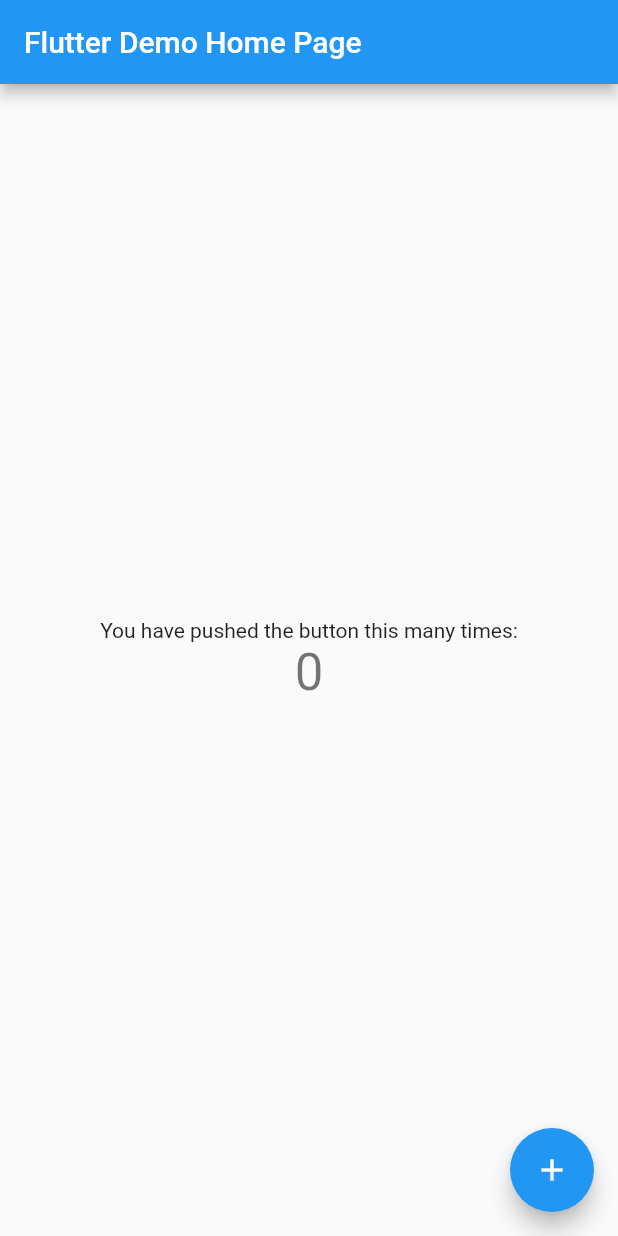
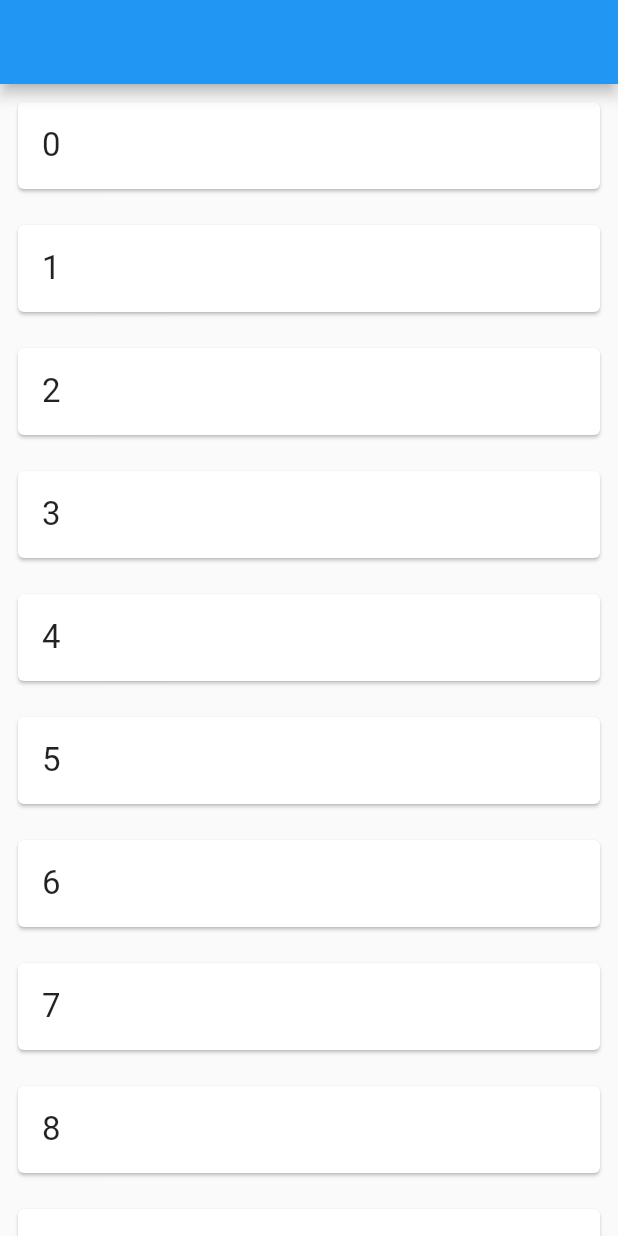
Before and after one commit to MillieNakiganda/flutter_masterdetail, a Flutter app: the screen it shows after launch, on a phone screen of 412 x 824 dp. Run offline on Flutter 3.47's test engine with Material 2 defaults, Android fonts, the phone set to English and light mode, and no system bars.

Commit message:
ch: mster detail page

```diff
--- a/flutter_masterdetail/lib/main.dart
+++ b/flutter_masterdetail/lib/main.dart
@@ -1,4 +1,6 @@
 import 'package:flutter/material.dart';
+
+import 'masterdetail.dart';
 
 void main() {
   runApp(const MyApp());
@@ -13,103 +15,9 @@
     return MaterialApp(
       title: 'Flutter Demo',
       theme: ThemeData(
-        // This is the theme of your application.
-        //
-        // Try running your application with "flutter run". You'll see the
-        // application has a blue toolbar. Then, without quitting the app, try
-        // changing the primarySwatch below to Colors.green and then invoke
-        // "hot reload" (press "r" in the console where you ran "flutter run",
-        // or simply save your changes to "hot reload" in a Flutter IDE).
-        // Notice that the counter didn't reset back to zero; the application
-        // is not restarted.
         primarySwatch: Colors.blue,
       ),
-      home: const MyHomePage(title: 'Flutter Demo Home Page'),
+      home: const MasterDetailPage(),
     );
   }
 }
-
-class MyHomePage extends StatefulWidget {
-  const MyHomePage({Key? key, required this.title}) : super(key: key);
-
-  // This widget is the home page of your application. It is stateful, meaning
-  // that it has a State object (defined below) that contains fields that affect
-  // how it looks.
-
-  // This class is the configuration for the state. It holds the values (in this
-  // case the title) provided by the parent (in this case the App widget) and
-  // used by the build method of the State. Fields in a Widget subclass are
-  // always marked "final".
-
-  final String title;
-
-  @override
-  State<MyHomePage> createState() => _MyHomePageState();
-}
-
-class _MyHomePageState extends State<MyHomePage> {
-  int _counter = 0;
-
-  void _incrementCounter() {
-    setState(() {
-      // This call to setState tells the Flutter framework that something has
-      // changed in this State, which causes it to rerun the build method below
-      // so that the display can reflect the updated values. If we changed
-      // _counter without calling setState(), then the build method would not be
-      // called again, and so nothing would appear to happen.
-      _counter++;
-    });
-  }
-
-  @override
-  Widget build(BuildContext context) {
-    // This method is rerun every time setState is called, for instance as done
-    // by the _incrementCounter method above.
-    //
-    // The Flutter framework has been optimized to make rerunning build methods
-    // fast, so that you can just rebuild anything that needs updating rather
-    // than having to individually change instances of widgets.
-    return Scaffold(
-      appBar: AppBar(
-        // Here we take the value from the MyHomePage object that was created by
-        // the App.build method, and use it to set our appbar title.
-        title: Text(widget.title),
-      ),
-      body: Center(
-        // Center is a layout widget. It takes a single child and positions it
-        // in the middle of the parent.
-        child: Column(
-          // Column is also a layout widget. It takes a list of children and
-          // arranges them vertically. By default, it sizes itself to fit its
-          // children horizontally, and tries to be as tall as its parent.
-          //
-          // Invoke "debug painting" (press "p" in the console, choose the
-          // "Toggle Debug Paint" action from the Flutter Inspector in Android
-          // Studio, or the "Toggle Debug Paint" command in Visual Studio Code)
-          // to see the wireframe for each widget.
-          //
-          // Column has various properties to control how it sizes itself and
-          // how it positions its children. Here we use mainAxisAlignment to
-          // center the children vertically; the main axis here is the vertical
-          // axis because Columns are vertical (the cross axis would be
-          // horizontal).
-          mainAxisAlignment: MainAxisAlignment.center,
-          children: <Widget>[
-            const Text(
-              'You have pushed the button this many times:',
-            ),
-            Text(
-              '$_counter',
-              style: Theme.of(context).textTheme.headline4,
-            ),
-          ],
-        ),
-      ),
-      floatingActionButton: FloatingActionButton(
-        onPressed: _incrementCounter,
-        tooltip: 'Increment',
-        child: const Icon(Icons.add),
-      ), // This trailing comma makes auto-formatting nicer for build methods.
-    );
-  }
-}
--- /dev/null
+++ b/flutter_masterdetail/lib/master.dart
@@ -0,0 +1,48 @@
+import 'package:flutter/material.dart';
+
+typedef Null ItemSelectedCallback(int value);
+
+class ListWidget extends StatefulWidget {
+  final int count;
+  final ItemSelectedCallback onItemSelected;
+
+  ListWidget(
+    this.count,
+    this.onItemSelected,
+  );
+
+  @override
+  State<ListWidget> createState() => _ListWidgetState();
+}
+
+class _ListWidgetState extends State<ListWidget> {
+  @override
+  Widget build(BuildContext context) {
+    return ListView.builder(
+      itemCount: widget.count,
+      itemBuilder: (context, position) {
+        return Padding(
+          padding: const EdgeInsets.all(8.0),
+          child: Card(
+            child: InkWell(
+              onTap: () {
+                widget.onItemSelected(position);
+              },
+              child: Row(
+                children: <Widget>[
+                  Padding(
+                    padding: const EdgeInsets.all(16.0),
+                    child: Text(
+                      position.toString(),
+                      style: TextStyle(fontSize: 22.0),
+                    ),
+                  ),
+                ],
+              ),
+            ),
+          ),
+        );
+      },
+    );
+  }
+}
--- /dev/null
+++ b/flutter_masterdetail/lib/masterdetail.dart
@@ -0,0 +1,51 @@
+import 'package:flutter/material.dart';
+
+import 'detail.dart';
+import 'detail_page.dart';
+import 'master.dart';
+
+class MasterDetailPage extends StatefulWidget {
+  const MasterDetailPage({Key? key}) : super(key: key);
+
+  @override
+  State<MasterDetailPage> createState() => _MasterDetailPageState();
+}
+
+class _MasterDetailPageState extends State<MasterDetailPage> {
+  var selectedValue = 0;
+  var isLargeScreen = false;
+
+  @override
+  Widget build(BuildContext context) {
+    return Scaffold(
+      appBar: AppBar(),
+      body: OrientationBuilder(builder: (context, orientation) {
+        if (MediaQuery.of(context).size.width > 600) {
+          isLargeScreen = true;
+        } else {
+          isLargeScreen = false;
+        }
+
+        return Row(children: <Widget>[
+          Expanded(
+            child: ListWidget(10, (value) {
+              if (isLargeScreen) {
+                selectedValue = value;
+                setState(() {});
+              } else {
+                Navigator.push(context, MaterialPageRoute(
+                  builder: (context) {
+                    return DetailPage(value);
+                  },
+                ));
+              }
+            }),
+          ),
+          isLargeScreen
+              ? Expanded(child: DetailWidget(selectedValue))
+              : Container(),
+        ]);
+      }),
+    );
+  }
+}
```
Also changed, not shown: flutter_masterdetail/lib/detail.dart (added, +30 -0 lines), flutter_masterdetail/lib/detail_page.dart (added, +22 -0 lines), 1 other file.
